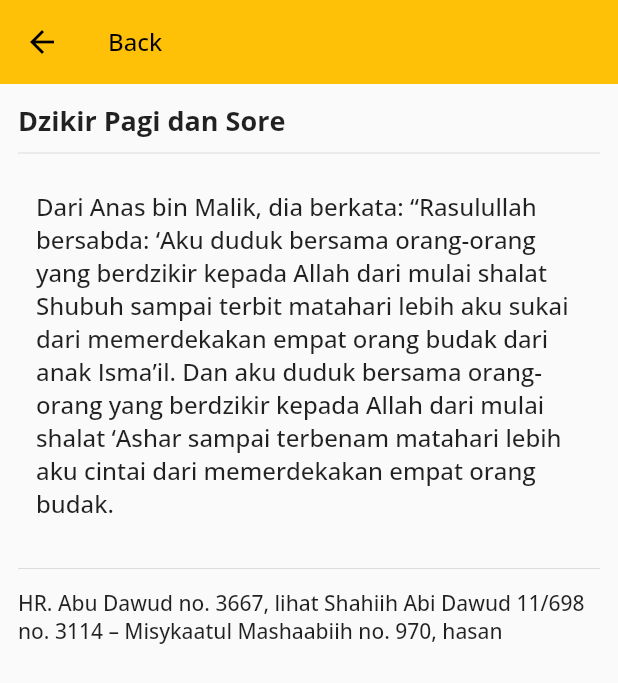
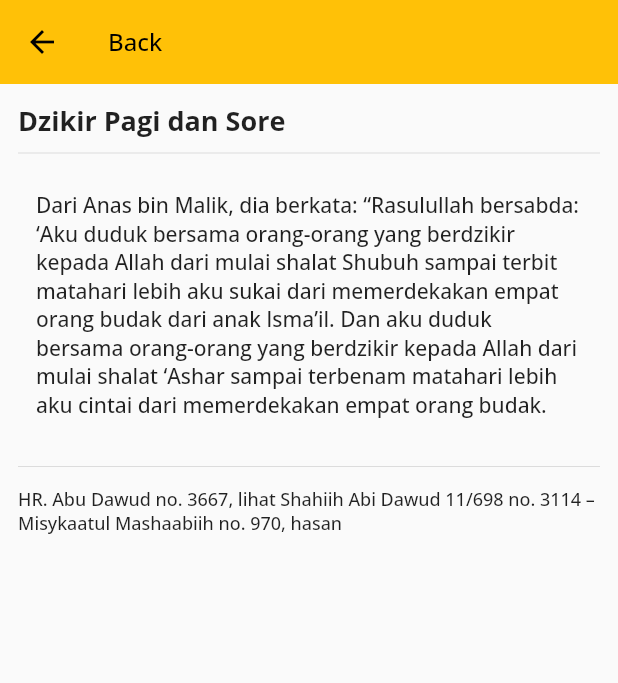
Before and after one commit to ekiq11/doa_harian, a Flutter app: the DzikirPagiPetang screen opened directly, after a tap on an icon or button, on a phone screen of 412 x 824 dp. Shown: the top 683 px of the screen. Run offline on Flutter 3.47's test engine with Material 2 defaults, Android fonts, the phone set to English and light mode, and no system bars; our stand-ins replace get; missing offline and left inert: colorful_safe_area.

Commit message:
Perbaiki Font

```diff
--- a/asset/json/dzikir_setelah_sholat.json
+++ b/asset/json/dzikir_setelah_sholat.json
@@ -30,7 +30,7 @@
      },
      {
         "id_dzikir": "4",
-        "nama": "Membaa Ayat Kursyi",
+        "nama": "Membaca Ayat Kursyi",
         "lafal": "أَعُوذُ بِاللَّهِ مِنْ الشَّيْطَانِ الرَّجِيمِ ، اللَّهُ لاَ إِلَهَ إِلاَّ هُوَ الْحَيُّ الْقَيُّومُ، لاَ تَأْخُذُهُ سِنَةٌ وَلاَ نَوْمٌ، لَهُ مَا فِي السَّمَاوَاتِ وَمَا فِي الْأَرْضِ، مَنْ ذَا الَّذِي يَشْفَعُ عِنْدَهُ إِلاَّ بِإِذْنِهِ، يَعْلَمُ مَا بَيْنَ أَيْدِيهِمْ وَمَا خَلْفَهُمْ، وَلَا يُحِيطُونَ بِشَيْءٍ مِنْ عِلْمِهِ إِلاَّ بِمَا شَاءَ، وَسِعَ كُرْسِيُّهُ السَّمَاوَاتِ وَالْأَرْضَ، وَلَا يَئُودُهُ حِفْظُهُمَا، وَهُوَ الْعَلِيُّ الْعَظِيمُ",
         "transliterasi": "'Audzubillahi minassyaithanirrojim, Allāhu lā ilāha illā huw, al-hayyul-qayyụm, lā ta`khużuhu sinatuw wa lā na'um, lahu mā fis-samāwāti wa mā fil-ard, man żallażī yasyfa'u 'indahū illā bi`iżnih, ya'lamu mā baina aidīhim wa mā khalfahum, wa lā yuhītuna bisyai`im min 'ilmihī illā bimā syā`, wasi'a kursiyyuhus-samāwāti wal-ard, wa lā ya'uduhu hifzuhumā, wa huwal-'aliyyul-'azīm",
         "arti": "Allah, tidak ada Tuhan (yang berhak disembah) melainkan Dia Yang Hidup kekal lagi terus menerus mengurus (makhluk-Nya); tidak mengantuk dan tidak tidur. Kepunyaan-Nya apa yang di langit dan di bumi. Tiada yang dapat memberi syafa'at di sisi Allah tanpa izin-Nya? Allah mengetahui apa-apa yang di hadapan mereka dan di belakang mereka, dan mereka tidak mengetahui apa-apa dari ilmu Allah melainkan apa yang dikehendaki-Nya. Kursi Allah meliputi langit dan bumi. Dan Allah tidak merasa berat memelihara keduanya, dan Allah Maha Tinggi lagi Maha Besar.",
--- a/lib/landing.dart
+++ b/lib/landing.dart
@@ -43,7 +43,7 @@ class LandingPage extends StatelessWidget {
                 padding: EdgeInsets.all(15.0),
                 child: Text(
                   'Bismillah - Mulai Baca Doa',
-                  style: TextStyle(fontSize: 16.0),
+                  style: TextStyle(fontSize: 14.0),
                 ),
               ),
             ),
--- a/lib/view/doa_dzikir/detail_dzikir.dart
+++ b/lib/view/doa_dzikir/detail_dzikir.dart
@@ -87,7 +87,7 @@ class _DetailDzikirState extends State<DetailDzikir> {
                         textAlign: TextAlign.justify,
                         textDirection: TextDirection.rtl,
                         style: const TextStyle(
-                            fontSize: 24, fontFamily: 'Utsmani'),
+                            fontSize: 22, fontFamily: 'Utsmani'),
                       )
                     // ignore: avoid_unnecessary_containers
                     : Padding(
@@ -96,7 +96,7 @@ class _DetailDzikirState extends State<DetailDzikir> {
                         child: Text(
                           widget.arti.toString(),
                           textAlign: TextAlign.left,
-                          style: const TextStyle(fontSize: 16),
+                          style: const TextStyle(fontSize: 14),
                         ),
                       ),
               ),
@@ -107,7 +107,7 @@ class _DetailDzikirState extends State<DetailDzikir> {
                         widget.transliterasi.toString(),
                         textAlign: TextAlign.left,
                         style: const TextStyle(
-                            fontSize: 16, fontStyle: FontStyle.italic),
+                            fontSize: 14, fontStyle: FontStyle.italic),
                       ))
                   : Container(
                       margin: const EdgeInsets.only(
@@ -119,7 +119,7 @@ class _DetailDzikirState extends State<DetailDzikir> {
                       child: Text(
                         widget.arti.toString(),
                         textAlign: TextAlign.left,
-                        style: const TextStyle(fontSize: 16
+                        style: const TextStyle(fontSize: 14
                             // fontStyle: FontStyle.italic,
                             ),
                       ),
@@ -131,7 +131,7 @@ class _DetailDzikirState extends State<DetailDzikir> {
                       child: Text(
                         widget.footnote.toString(),
                         textAlign: TextAlign.left,
-                        style: const TextStyle(fontSize: 16),
+                        style: const TextStyle(fontSize: 14),
                       ))
                   : Container(),
               const Padding(
@@ -146,7 +146,7 @@ class _DetailDzikirState extends State<DetailDzikir> {
                 child: Text(
                   widget.riwayat.toString(),
                   textAlign: TextAlign.left,
-                  style: const TextStyle(fontSize: 14),
+                  style: const TextStyle(fontSize: 12),
                 ),
               ),
             ],
--- a/lib/view/quran/detail_screen.dart
+++ b/lib/view/quran/detail_screen.dart
@@ -242,9 +242,9 @@ class _DetailScreenState extends State<DetailScreen> {
                                       textAlign: TextAlign.justify,
                                       textDirection: TextDirection.rtl,
                                       style: const TextStyle(
-                                        fontSize: 24,
+                                        fontSize: 22,
                                         fontFamily: "Utsmani",
-                                        fontWeight: FontWeight.w600,
+                                        fontWeight: FontWeight.w500,
                                       ),
                                     ),
                                   ),
@@ -255,7 +255,7 @@ class _DetailScreenState extends State<DetailScreen> {
                                   child: Text(
                                     _listAyah[index].indonesia.toString(),
                                     textAlign: TextAlign.start,
-                                    style: const TextStyle(fontSize: 16.0),
+                                    style: const TextStyle(fontSize: 15.0),
                                   ),
                                 )
                               ],
```
Also changed, not shown: lib/view/doa_dzikir/detail_doa.dart (+5 -5 lines), lib/view/doa_dzikir/doa_harian.dart (+5 -5 lines), lib/view/doa_dzikir/dzikir_setelah_sholat_detail.dart (+4 -4 lines).
